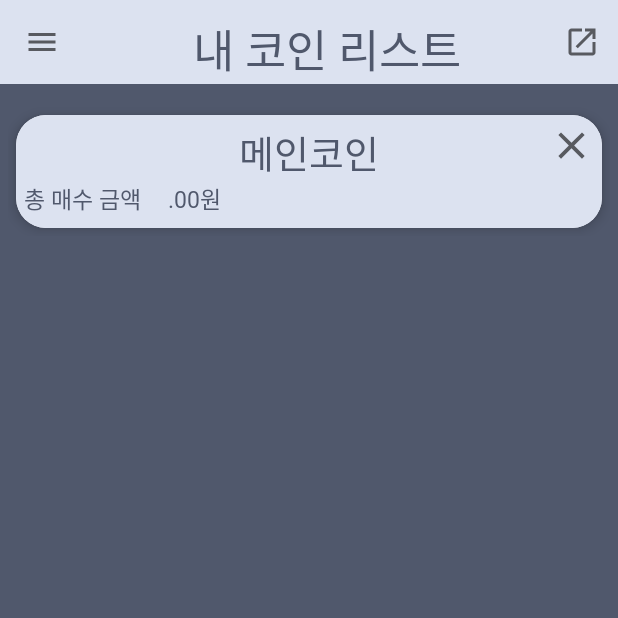
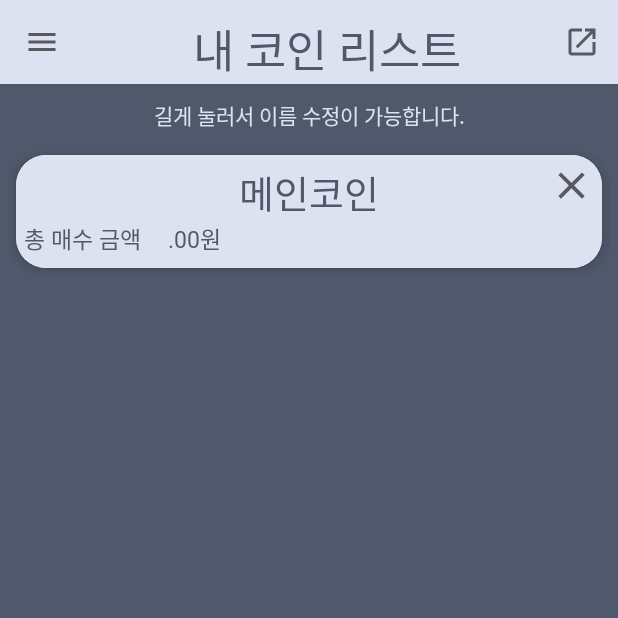
Before and after one commit to jmseb3/app_coin, an Android app: the screen it shows after launch (MainActivity), in the side drawer, after a tap on "문의하기", on a phone screen of 412 x 824 dp, the top half of it. Run offline under Robolectric (Android 15) with nearby library versions, the phone set to English and light mode, and no system bars; our stand-ins replace AdMob, Room's generated code.

Commit message:
8버전 수정

```diff
--- a/coin/app/build.gradle
+++ b/coin/app/build.gradle
@@ -12,8 +12,8 @@ android {
         applicationId "com.wonddak.coinaverage"
         minSdkVersion 24
         targetSdkVersion 30
-        versionCode 7
-        versionName "3.0"
+        versionCode 8
+        versionName "3.1"
 
         testInstrumentationRunner "androidx.test.runner.AndroidJUnitRunner"
     }
--- a/coin/app/src/main/java/com/wonddak/coinaverage/MainActivity.kt
+++ b/coin/app/src/main/java/com/wonddak/coinaverage/MainActivity.kt
@@ -62,7 +62,6 @@ class MainActivity : AppCompatActivity() {
         binding.navigationView.setNavigationItemSelectedListener { menuItem ->
             menuItem.isChecked = true
             mDrawerLayout!!.closeDrawers()
-            val title = menuItem.title.toString()
             when (menuItem.itemId) {
 
                 R.id.nav_rate -> {
@@ -89,7 +88,13 @@ class MainActivity : AppCompatActivity() {
 
                 }
                 R.id.nav_mail -> {
-                    Toast.makeText(this, title, Toast.LENGTH_SHORT).show();
+                    val email = Intent(Intent.ACTION_SEND)
+                    email.type = "plain/text"
+                    val address = arrayOf<String>("jmseb2@gmail.com")
+                    email.putExtra(Intent.EXTRA_EMAIL, address)
+                    email.putExtra(Intent.EXTRA_SUBJECT, "<코인 평단 계산 도우미 관련 문의입니다.>")
+                    email.putExtra(Intent.EXTRA_TEXT, "내용:")
+                    startActivity(email)
                 }
                 R.id.nav_setting -> {
                     val itemshow = arrayOf("소수점 없음", "소수점 1개", "소수점 2개(기본)", "소수점 3개", "소수점 4개")
--- a/coin/app/src/main/res/layout/fragment_list.xml
+++ b/coin/app/src/main/res/layout/fragment_list.xml
@@ -1,5 +1,5 @@
 <?xml version="1.0" encoding="utf-8"?>
-<LinearLayout xmlns:android="http://schemas.android.com/apk/res/android"
+<RelativeLayout xmlns:android="http://schemas.android.com/apk/res/android"
     xmlns:tools="http://schemas.android.com/tools"
     android:layout_width="match_parent"
     android:layout_height="match_parent"
@@ -8,8 +8,20 @@
     android:orientation="vertical"
     tools:context=".ListFragment">
 
+    <TextView
+        android:layout_marginTop="10dp"
+        android:id="@+id/infotext"
+        android:layout_width="match_parent"
+        android:layout_height="wrap_content"
+        android:text="길게 눌러서 이름 수정이 가능합니다."
+        android:fontFamily="@font/maple"
+        android:gravity="center"
+        android:textColor="@color/match1">
+    </TextView>
+
     <androidx.recyclerview.widget.RecyclerView
-        android:layout_marginTop="10dp"
+        android:layout_below="@+id/infotext"
+        android:layout_marginTop="5dp"
         android:padding="5dp"
         android:id="@+id/list_recylcer"
         android:layout_width="match_parent"
@@ -17,4 +29,4 @@
         app:layoutManager="androidx.recyclerview.widget.LinearLayoutManager"
         tools:listitem="@layout/item_coin_list" />
 
-</LinearLayout>
+</RelativeLayout>
```
